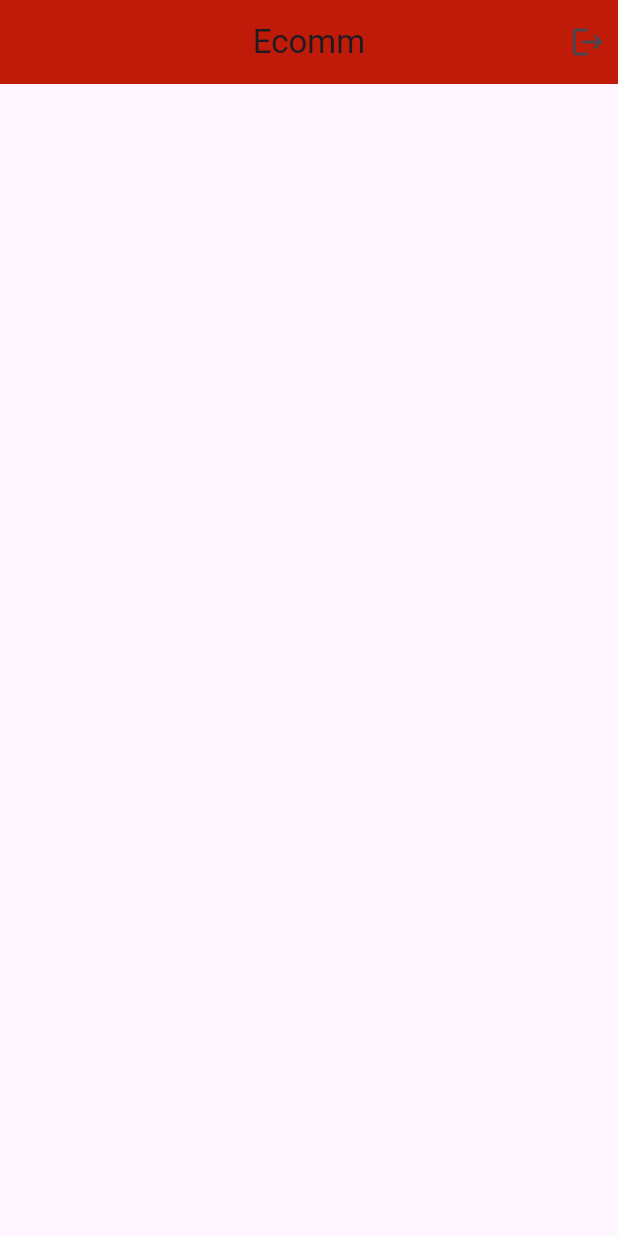
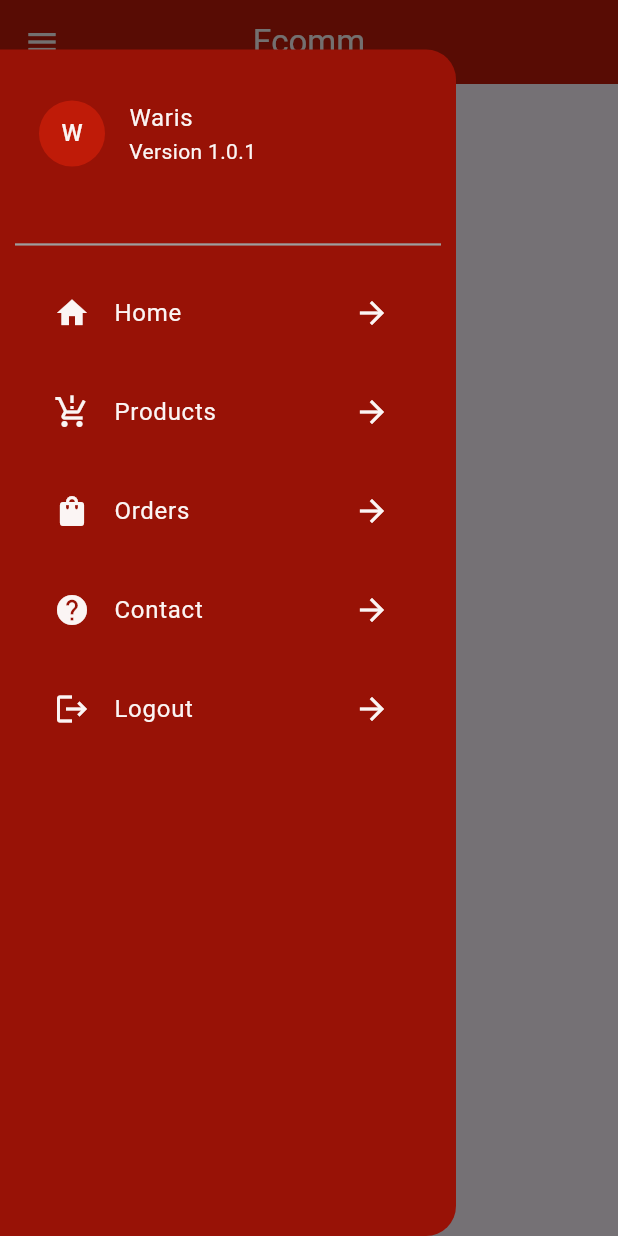
Before and after one commit to Warisalikhan786/EasyShopping, a Flutter app: the MainScreen screen opened directly, with the side drawer open (before the commit the screen has no drawer), on a phone screen of 412 x 824 dp. Run offline on Flutter 3.47's test engine with Material 2 defaults, Android fonts, the light colour scheme and no system bars; our stand-ins replace cloud_firestore, firebase_auth, firebase_core, firebase_messaging, flutter_easyloading, flutter_keyboard_visibility and 3 more; accounts and stored records are empty.

Commit message:
Drawer Done

```diff
--- a/lib/screens/user-panel/main-screen.dart
+++ b/lib/screens/user-panel/main-screen.dart
@@ -1,12 +1,9 @@
 // ignore_for_file: file_names, prefer_const_constructors, no_leading_underscores_for_local_identifiers
 
-import 'package:e_comm/screens/auth-ui/welcome-screen.dart';
-import 'package:firebase_auth/firebase_auth.dart';
 import 'package:flutter/material.dart';
 import 'package:flutter/services.dart';
-import 'package:get/get.dart';
-import 'package:google_sign_in/google_sign_in.dart';
 import '../../utils/app-constant.dart';
+import '../../widgets/custom-drawer-widget.dart';
 
 class MainScreen extends StatelessWidget {
   const MainScreen({super.key});
@@ -15,28 +12,18 @@ class MainScreen extends StatelessWidget {
   Widget build(BuildContext context) {
     return Scaffold(
       appBar: AppBar(
+        iconTheme: IconThemeData(color: AppConstant.appTextColor),
         systemOverlayStyle: SystemUiOverlayStyle(
             statusBarColor: AppConstant.appScendoryColor,
             statusBarIconBrightness: Brightness.light),
         backgroundColor: AppConstant.appMainColor,
-        title: Text(AppConstant.appMainName),
+        title: Text(
+          AppConstant.appMainName,
+          style: TextStyle(color: AppConstant.appTextColor),
+        ),
         centerTitle: true,
-        actions: [
-          GestureDetector(
-            onTap: () async {
-              GoogleSignIn googleSignIn = GoogleSignIn();
-              FirebaseAuth _auth = FirebaseAuth.instance;
-              await _auth.signOut();
-              await googleSignIn.signOut();
-              Get.offAll(() => WelcomeScreen());
-            },
-            child: Padding(
-              padding: const EdgeInsets.all(8.0),
-              child: Icon(Icons.logout),
-            ),
-          )
-        ],
       ),
+      drawer: DrawerWidget(),
     );
   }
 }
--- /dev/null
+++ b/lib/widgets/custom-drawer-widget.dart
@@ -0,0 +1,165 @@
+// ignore_for_file: file_names, prefer_const_constructors, prefer_const_literals_to_create_immutables, sort_child_properties_last, no_leading_underscores_for_local_identifiers
+
+import 'package:e_comm/utils/app-constant.dart';
+import 'package:firebase_auth/firebase_auth.dart';
+import 'package:flutter/material.dart';
+import 'package:get/get.dart';
+import 'package:google_sign_in/google_sign_in.dart';
+
+import '../screens/auth-ui/welcome-screen.dart';
+
+class DrawerWidget extends StatefulWidget {
+  const DrawerWidget({super.key});
+
+  @override
+  State<DrawerWidget> createState() => _DrawerWidgetState();
+}
+
+class _DrawerWidgetState extends State<DrawerWidget> {
+  @override
+  Widget build(BuildContext context) {
+    return Padding(
+      padding: EdgeInsets.only(top: Get.height / 25),
+      child: Drawer(
+        shape: RoundedRectangleBorder(
+          borderRadius: BorderRadius.only(
+            topRight: Radius.circular(20.0),
+            bottomRight: Radius.circular(20.0),
+          ),
+        ),
+        child: Wrap(
+          runSpacing: 10,
+          children: [
+            Padding(
+              padding:
+                  const EdgeInsets.symmetric(horizontal: 10.0, vertical: 20.0),
+              child: ListTile(
+                titleAlignment: ListTileTitleAlignment.center,
+                title: Text(
+                  "Waris",
+                  style: TextStyle(color: AppConstant.appTextColor),
+                ),
+                subtitle: Text(
+                  "Version 1.0.1",
+                  style: TextStyle(color: AppConstant.appTextColor),
+                ),
+                leading: CircleAvatar(
+                  radius: 22.0,
+                  backgroundColor: AppConstant.appMainColor,
+                  child: Text(
+                    "W",
+                    style: TextStyle(color: AppConstant.appTextColor),
+                  ),
+                ),
+              ),
+            ),
+            Divider(
+              indent: 10.0,
+              endIndent: 10.0,
+              thickness: 1.5,
+              color: Colors.grey,
+            ),
+            Padding(
+              padding: const EdgeInsets.symmetric(horizontal: 20.0),
+              child: ListTile(
+                titleAlignment: ListTileTitleAlignment.center,
+                title: Text(
+                  "Home",
+                  style: TextStyle(color: AppConstant.appTextColor),
+                ),
+                leading: Icon(
+                  Icons.home,
+                  color: AppConstant.appTextColor,
+                ),
+                trailing: Icon(
+                  Icons.arrow_forward,
+                  color: AppConstant.appTextColor,
+                ),
+              ),
+            ),
+            Padding(
+              padding: const EdgeInsets.symmetric(horizontal: 20.0),
+              child: ListTile(
+                titleAlignment: ListTileTitleAlignment.center,
+                title: Text(
+                  "Products",
+                  style: TextStyle(color: AppConstant.appTextColor),
+                ),
+                leading: Icon(
+                  Icons.production_quantity_limits,
+                  color: AppConstant.appTextColor,
+                ),
+                trailing: Icon(
+                  Icons.arrow_forward,
+                  color: AppConstant.appTextColor,
+                ),
+              ),
+            ),
+            Padding(
+              padding: const EdgeInsets.symmetric(horizontal: 20.0),
+              child: ListTile(
+                titleAlignment: ListTileTitleAlignment.center,
+                title: Text(
+                  "Orders",
+                  style: TextStyle(color: AppConstant.appTextColor),
+                ),
+                leading: Icon(
+                  Icons.shopping_bag,
+                  color: AppConstant.appTextColor,
+                ),
+                trailing: Icon(
+                  Icons.arrow_forward,
+                  color: AppConstant.appTextColor,
+                ),
+              ),
+            ),
+            Padding(
+              padding: const EdgeInsets.symmetric(horizontal: 20.0),
+              child: ListTile(
+                titleAlignment: ListTileTitleAlignment.center,
+                title: Text(
+                  "Contact",
+                  style: TextStyle(color: AppConstant.appTextColor),
+                ),
+                leading: Icon(
+                  Icons.help,
+                  color: AppConstant.appTextColor,
+                ),
+                trailing: Icon(
+                  Icons.arrow_forward,
+                  color: AppConstant.appTextColor,
+                ),
+              ),
+            ),
+            Padding(
+              padding: const EdgeInsets.symmetric(horizontal: 20.0),
+              child: ListTile(
+                onTap: () async {
+                  GoogleSignIn googleSignIn = GoogleSignIn();
+                  FirebaseAuth _auth = FirebaseAuth.instance;
+                  await _auth.signOut();
+                  await googleSignIn.signOut();
+                  Get.offAll(() => WelcomeScreen());
+                },
+                titleAlignment: ListTileTitleAlignment.center,
+                title: Text(
+                  "Logout",
+                  style: TextStyle(color: AppConstant.appTextColor),
+                ),
+                leading: Icon(
+                  Icons.logout,
+                  color: AppConstant.appTextColor,
+                ),
+                trailing: Icon(
+                  Icons.arrow_forward,
+                  color: AppConstant.appTextColor,
+                ),
+              ),
+            ),
+          ],
+        ),
+        backgroundColor: AppConstant.appScendoryColor,
+      ),
+    );
+  }
+}
--- a/pubspec.yaml
+++ b/pubspec.yaml
@@ -44,6 +44,8 @@ dependencies:
   cloud_firestore: ^4.9.1
   flutter_easyloading: ^3.0.5
   firebase_messaging: ^14.6.8
+  carousel_slider: ^4.2.1
+  cached_network_image: ^3.3.0
 
 dev_dependencies:
   flutter_test:
```
Also changed, not shown: pubspec.lock, 1 other file.
